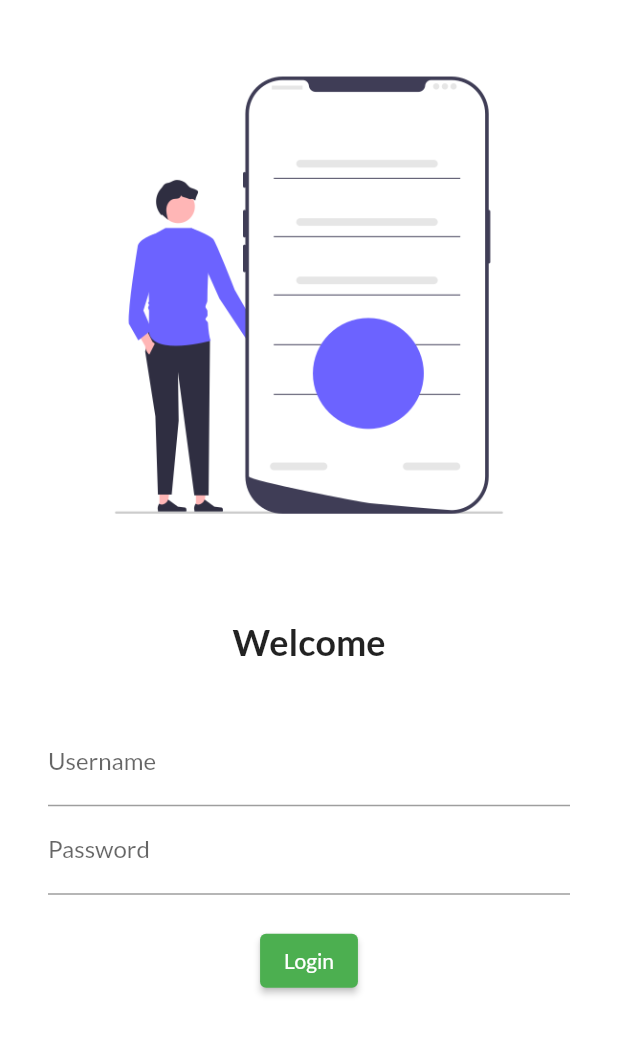
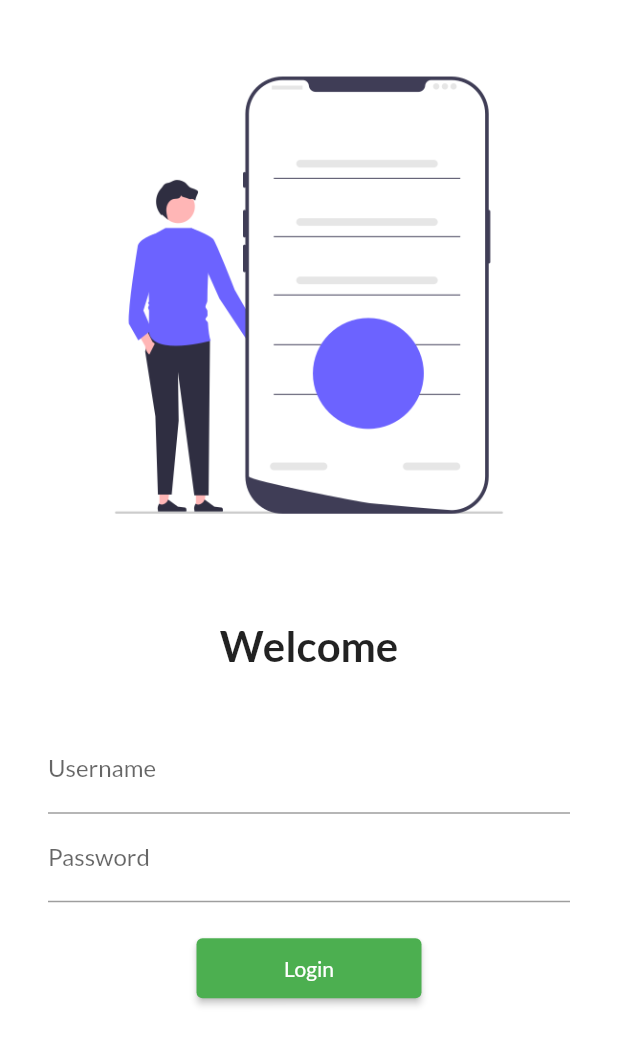
Before and after one commit to KushagraGoel-arad/8-hrsOfFlutterRevision, a Flutter app: the LoginPage screen opened by its route, on a phone screen of 412 x 824 dp. Shown: the top 1045 px of the screen. Run offline on Flutter 3.47's test engine with Material 2 defaults, Android fonts, the light colour scheme and no system bars; our stand-ins replace google_fonts.

Commit message:
day 5 completed

```diff
--- a/codepurpractice/lib/pages/login_page.dart
+++ b/codepurpractice/lib/pages/login_page.dart
@@ -1,3 +1,4 @@
+import 'package:codepurpractice/utilities/routes.dart';
 import 'package:flutter/material.dart';
 
 class LoginPage extends StatelessWidget {
@@ -7,6 +8,7 @@
   Widget build(BuildContext context) {
     return Material(
         color: Colors.white,
+        child: SingleChildScrollView(
           child: Column(
             children: [
               Image.asset(
@@ -19,7 +21,7 @@
               Text(
                 "Welcome",
                 style: TextStyle(
-                fontSize: 24,
+                  fontSize: 28,
                   fontWeight: FontWeight.bold,
                 ),
               ),
@@ -27,8 +29,8 @@
                 height: 20.0,
               ),
               Padding(
-              padding:
-                  const EdgeInsets.symmetric(vertical: 16.0, horizontal: 32.0),
+                padding: const EdgeInsets.symmetric(
+                    vertical: 16.0, horizontal: 32.0),
                 child: Column(
                   children: [
                     TextFormField(
@@ -50,14 +52,16 @@
                     ElevatedButton(
                       onPressed: () {
                         print("Hi User");
+                        Navigator.pushNamed(context, MyRoutes.homeRoute);
                       },
                       child: Text("Login"),
-                    style: TextButton.styleFrom(),
+                      style: TextButton.styleFrom(minimumSize: Size(150, 40)),
                     )
                   ],
                 ),
               )
             ],
+          ),
         ));
   }
 }
--- /dev/null
+++ b/codepurpractice/lib/utilities/routes.dart
@@ -0,0 +1,4 @@
+class MyRoutes {
+  static String loginRoute = "/login";
+  static String homeRoute = "/home";
+}
```
Also changed, not shown: codepurpractice/lib/main.dart (+4 -3 lines). Lines whose indentation alone changed are shown as unchanged.
